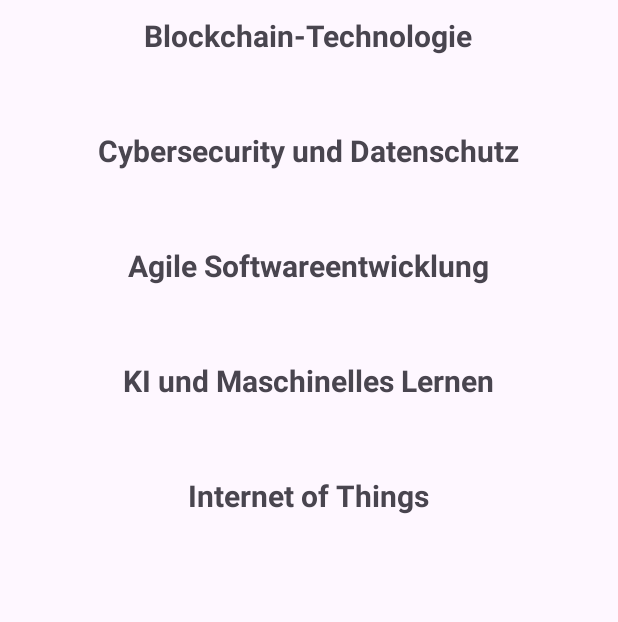
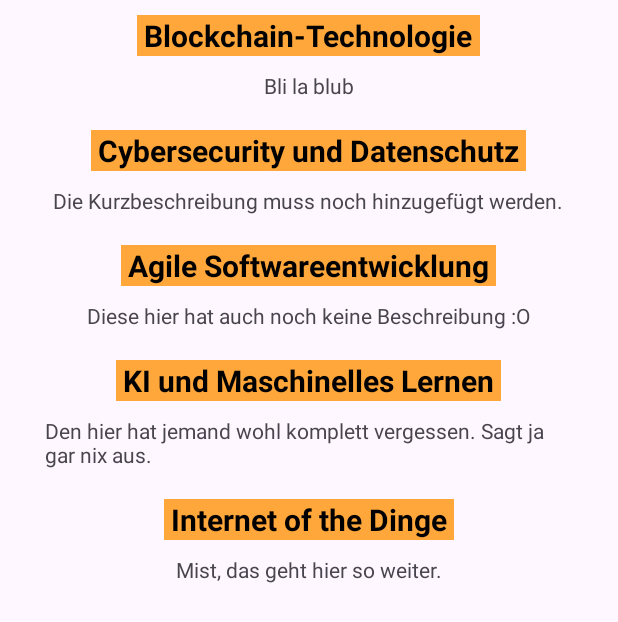
Before and after one commit to CodePeak-Studios/MentorLink, an Android app: the Abschlussarbeiten screen opened directly, with no data from a screen before it, on a phone screen of 412 x 824 dp. Shown: the top 622 px of the screen. Run offline under Robolectric (Android 15) with nearby library versions, the phone set to English and light mode, and no system bars.

Commit message:
Modified RecyclerView und Adapter mit Dummy-Daten fuer ArrayList<Abschlussarbeit>

```diff
--- a/app/src/main/java/com/example/mentorlink/Abschlussarbeit.java
+++ b/app/src/main/java/com/example/mentorlink/Abschlussarbeit.java
@@ -24,6 +24,15 @@ public class Abschlussarbeit
     {
         this.kategorie = kategorie;
         this.ueberschrift = ueberschrift;
+        this.betreuer = betreuer;
+        this.status = status;
+    }
+
+    public Abschlussarbeit(int kategorie, String ueberschrift, String kurzbeschreibung, int betreuer, int status)
+    {
+        this.kategorie = kategorie;
+        this.ueberschrift = ueberschrift;
+        this.kurzbeschreibung = kurzbeschreibung;
         this.betreuer = betreuer;
         this.status = status;
     }
--- a/app/src/main/java/com/example/mentorlink/Abschlussarbeiten.java
+++ b/app/src/main/java/com/example/mentorlink/Abschlussarbeiten.java
@@ -46,13 +46,21 @@ public class Abschlussarbeiten extends AppCompatActivity implements RecyclerView
 
         Abschlussarbeit meineerste = dbHandler.getAbschlussarbeit();
 
-        ArrayList<String> abschlussarbeiten = new ArrayList<>();
-        abschlussarbeiten.add("Blockchain-Technologie");
-        abschlussarbeiten.add("Cybersecurity und Datenschutz");
-        abschlussarbeiten.add("Agile Softwareentwicklung");
-        abschlussarbeiten.add("KI und Maschinelles Lernen");
-        abschlussarbeiten.add("Internet of Things");
-        abschlussarbeiten.add(meineerste.getUeberschrift());
+
+        Abschlussarbeit abschlussarbeit1 = new Abschlussarbeit(1, "Blockchain-Technologie", "Bli la blub", 2,1);
+        Abschlussarbeit abschlussarbeit2 = new Abschlussarbeit(2, "Cybersecurity und Datenschutz", "Die Kurzbeschreibung muss noch hinzugefügt werden.", 2,1);
+        Abschlussarbeit abschlussarbeit3 = new Abschlussarbeit(1, "Agile Softwareentwicklung", "Diese hier hat auch noch keine Beschreibung :O", 1,1);
+        Abschlussarbeit abschlussarbeit4 = new Abschlussarbeit(1, "KI und Maschinelles Lernen", "Den hier hat jemand wohl komplett vergessen. Sagt ja gar nix aus.", 2,1);
+        Abschlussarbeit abschlussarbeit5 = new Abschlussarbeit(2, "Internet of the Dinge", "Mist, das geht hier so weiter.", 3,1);
+
+
+        ArrayList<Abschlussarbeit> abschlussarbeiten = new ArrayList<>();
+        abschlussarbeiten.add(abschlussarbeit1);
+        abschlussarbeiten.add(abschlussarbeit2);
+        abschlussarbeiten.add(abschlussarbeit3);
+        abschlussarbeiten.add(abschlussarbeit4);
+        abschlussarbeiten.add(abschlussarbeit5);
+
 
         //RecyclerView erstellen
         RecyclerView recyclerView = findViewById(R.id.rvAbschlussarbeiten);
@@ -60,8 +68,6 @@ public class Abschlussarbeiten extends AppCompatActivity implements RecyclerView
         adapter = new RecyclerViewAdapter(this, abschlussarbeiten);
         adapter.setClickListener(this);
         recyclerView.setAdapter(adapter);
-
-
     }
 
     @Override
--- a/app/src/main/java/com/example/mentorlink/RecyclerViewAdapter.java
+++ b/app/src/main/java/com/example/mentorlink/RecyclerViewAdapter.java
@@ -8,16 +8,16 @@ import android.widget.TextView;
 
 import androidx.recyclerview.widget.RecyclerView;
 
-import java.util.List;
+import java.util.ArrayList;
 
 public class RecyclerViewAdapter extends RecyclerView.Adapter<RecyclerViewAdapter.ViewHolder>
 {
-    private List<String> mData;
+    private ArrayList<Abschlussarbeit> mData;
     private LayoutInflater mInflater;
     private ItemClickListener mClickListener;
 
     // data is passed into the constructor
-    RecyclerViewAdapter(Context context, List<String> data) {
+    RecyclerViewAdapter(Context context, ArrayList<Abschlussarbeit> data) {
         this.mInflater = LayoutInflater.from(context);
         this.mData = data;
     }
@@ -32,8 +32,9 @@ public class RecyclerViewAdapter extends RecyclerView.Adapter<RecyclerViewAdapte
     // binds the data to the TextView in each row
     @Override
     public void onBindViewHolder(ViewHolder holder, int position) {
-        String ueberschrift = mData.get(position);
-        holder.myTextView.setText(ueberschrift);
+        String ueberschrift = mData.get(position).getUeberschrift();
+        holder.tvUeberschrift.setText(" " + ueberschrift + " ");
+        holder.tvKurzbeschreibung.setText(mData.get(position).getKurzbeschreibung());
     }
 
     // total number of rows
@@ -45,11 +46,14 @@ public class RecyclerViewAdapter extends RecyclerView.Adapter<RecyclerViewAdapte
 
     // stores and recycles views as they are scrolled off screen
     public class ViewHolder extends RecyclerView.ViewHolder implements View.OnClickListener {
-        TextView myTextView;
+        TextView tvUeberschrift;
+        TextView tvKurzbeschreibung;
 
         ViewHolder(View itemView) {
             super(itemView);
-            myTextView = itemView.findViewById(R.id.tvAbschlussarbeitUeberschrift);
+            tvUeberschrift = itemView.findViewById(R.id.tvAbschlussarbeitUeberschrift);
+            itemView.setOnClickListener(this);
+            tvKurzbeschreibung = itemView.findViewById(R.id.tvAbschlussarbeitenKurzbeschreibung);
             itemView.setOnClickListener(this);
         }
 
@@ -61,7 +65,7 @@ public class RecyclerViewAdapter extends RecyclerView.Adapter<RecyclerViewAdapte
 
     // convenience method for getting data at click position
     String getItem(int id) {
-        return mData.get(id);
+        return mData.get(id).getUeberschrift();
     }
 
     // allows clicks events to be caught
--- a/app/src/main/res/layout/recyclerview_row.xml
+++ b/app/src/main/res/layout/recyclerview_row.xml
@@ -6,19 +6,30 @@
     android:padding="10dp"
     android:gravity="center">
 
-
+    <LinearLayout
+        android:layout_width="match_parent"
+        android:layout_height="wrap_content"
+        android:gravity="center"
+        android:orientation="vertical">
     <TextView
         android:id="@+id/tvAbschlussarbeitUeberschrift"
         android:layout_width="wrap_content"
         android:layout_height="wrap_content"
         android:textSize="20sp"
-        android:textStyle="bold" />
+        android:textStyle="bold"
+        android:background="@color/orange"
+        android:textColor="@color/black"/>
 
     <TextView
         android:id="@+id/tvAbschlussarbeitenKurzbeschreibung"
         android:layout_width="wrap_content"
         android:layout_height="wrap_content"
         android:layout_marginTop="10dp"
-        android:textSize="14sp" />
+        android:layout_marginLeft="20dp"
+        android:layout_marginRight="20dp"
+        android:textSize="14sp"
+        />
+
+    </LinearLayout>
 
 </LinearLayout>
```
